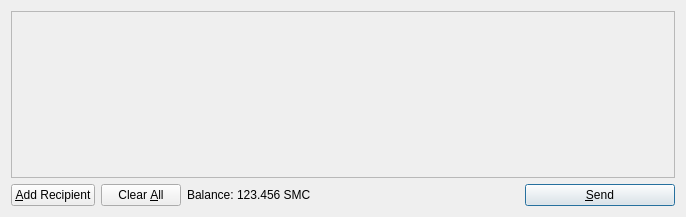
Qt form src/qt/forms/sendcoinsdialog.ui (Alter28/XmasCoin) before a commit.
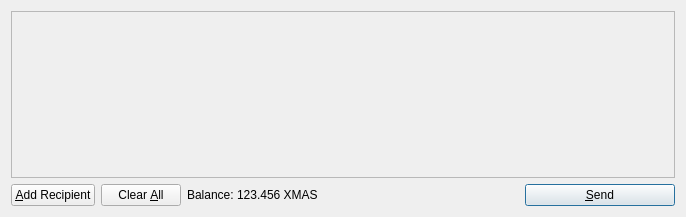
The same form after that commit. Icons and pictures are not drawn.

Patch:
```diff
--- a/src/qt/forms/sendcoinsdialog.ui
+++ b/src/qt/forms/sendcoinsdialog.ui
@@ -119,7 +119,7 @@
           <cursorShape>IBeamCursor</cursorShape>
          </property>
          <property name="text">
-          <string>123.456 SMC</string>
+          <string>123.456 XMAS</string>
          </property>
          <property name="textInteractionFlags">
           <set>Qt::LinksAccessibleByMouse|Qt::TextSelectableByKeyboard|Qt::TextSelectableByMouse</set>
```
